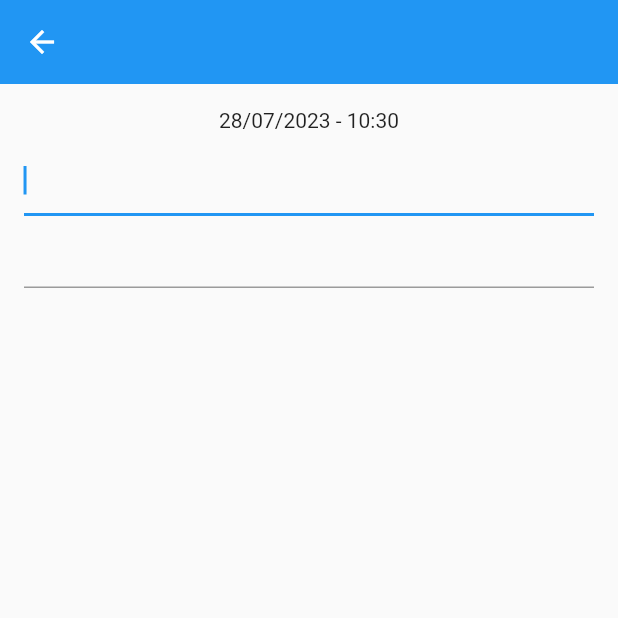
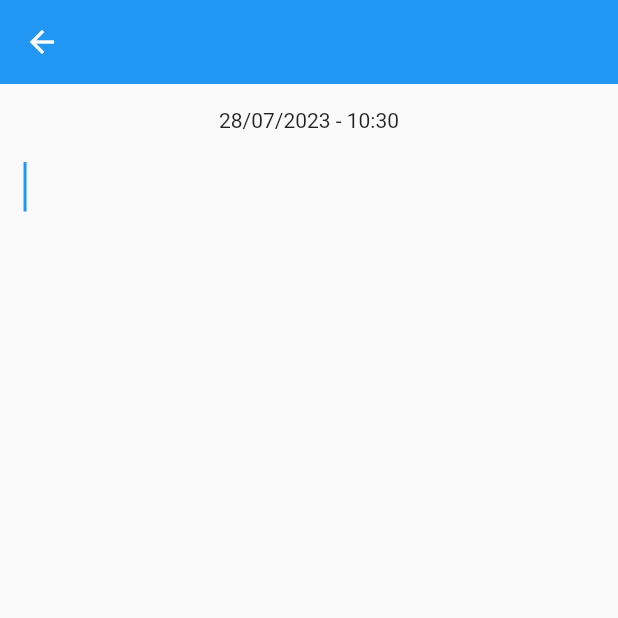
Before and after one commit to maimand/clone_notes, a Flutter app: the NoteView screen opened by its route, on a phone screen of 412 x 824 dp, the top half of it. Run offline on Flutter 3.47's test engine with Material 2 defaults, Android fonts, the light colour scheme and no system bars; our stand-ins replace firebase_core, firebase_database, flutter_easyloading, flutter_slidable, fluttertoast, get and 1 more; accounts and stored records are empty.

Commit message:
- Note: Update UI note

```diff
--- a/lib/app/modules/note/views/note_view.dart
+++ b/lib/app/modules/note/views/note_view.dart
@@ -33,7 +33,8 @@ class NoteView extends GetView<NoteController> {
         padding: const EdgeInsets.all(16),
         child: Column(
           children: [
-            Text(DateTime.now().toFETimeFormat()),
+            Text((controller.noteModel.timeStamp ?? DateTime.now())
+                .toFETimeFormat()),
             const SizedBox(height: 8),
             TextFormField(
               controller: controller.titleController,
@@ -41,11 +42,20 @@ class NoteView extends GetView<NoteController> {
               onChanged: (val) => controller.onTitleChange(),
               onEditingComplete: controller.onSubmitTitle,
               onFieldSubmitted: (val) => controller.onSubmitTitle(),
+              style: const TextStyle(fontSize: 28, fontWeight: FontWeight.w700),
+              decoration: const InputDecoration(
+                border: InputBorder.none,
+              ),
+
             ),
             TextFormField(
               controller: controller.contentController,
               focusNode: controller.contentNode,
               onChanged: (val) => controller.onContentChange(),
+              decoration: const InputDecoration(
+                border: InputBorder.none,
+              ),
+              maxLines: null,
             ),
           ],
         ),
```
Also changed, not shown: lib/app/modules/home/widgets/note_item.dart (+25 -7 lines).
